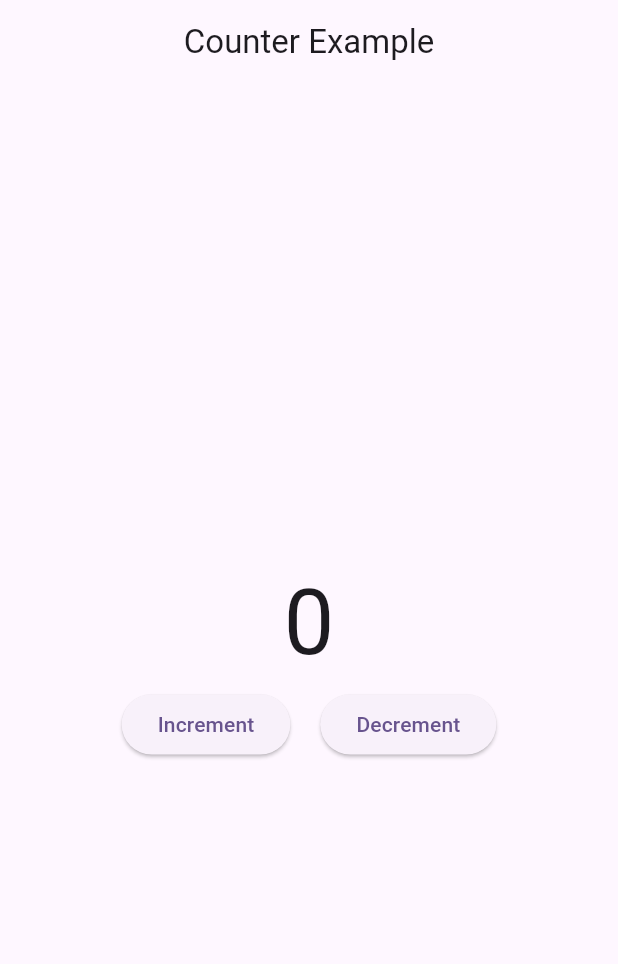
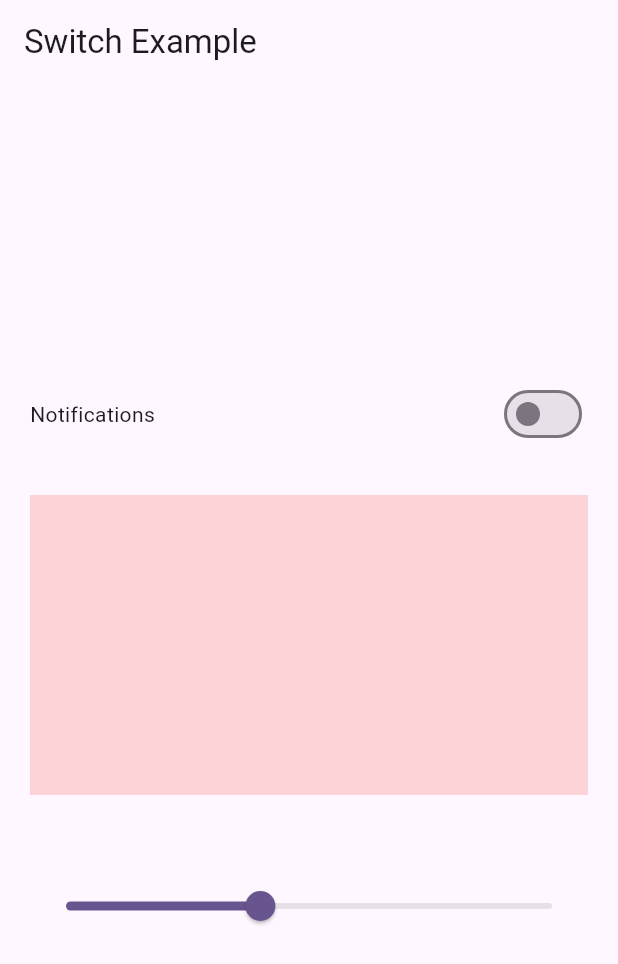
Before and after one commit to akshay21022003/bloc_state_management, a Flutter app: the screen it shows after launch, on a phone screen of 412 x 824 dp. Shown: the top 964 px of the screen. Run offline on Flutter 3.47's test engine with Material 2 defaults, Android fonts, the light colour scheme and no system bars; our stand-ins replace bloc, equatable, flutter_bloc.

Commit message:
complete switch bloc

```diff
--- /dev/null
+++ b/lib/bloc/switch/switch_bloc.dart
@@ -0,0 +1,14 @@
+import 'package:block_state_management/bloc/switch/switch_event.dart';
+import 'package:block_state_management/bloc/switch/switch_state.dart';
+import 'package:flutter_bloc/flutter_bloc.dart';
+
+class SwitchBloc extends Bloc<SwitchEvents,SwitchStates>{
+
+  SwitchBloc():super(SwitchStates()){
+    on<EnableOrDisableNotifications>(_EnableOrDisableNotifications);
+  }
+
+  void _EnableOrDisableNotifications(EnableOrDisableNotifications events, Emitter<SwitchStates> emit){
+    emit(state.copyWith(isSwitch: !state.isSwitch));
+  }
+}
--- /dev/null
+++ b/lib/bloc/switch/switch_event.dart
@@ -0,0 +1,10 @@
+import 'package:equatable/equatable.dart';
+
+abstract class SwitchEvents extends Equatable{
+SwitchEvents();
+
+@override
+List<Object> get props =>[];
+}
+
+class EnableOrDisableNotifications extends SwitchEvents{}
--- /dev/null
+++ b/lib/bloc/switch/switch_state.dart
@@ -0,0 +1,19 @@
+
+import 'package:equatable/equatable.dart';
+
+class SwitchStates extends Equatable{
+  bool isSwitch;
+
+  SwitchStates({
+    this.isSwitch=false
+  });
+
+  SwitchStates copyWith({bool? isSwitch}){
+    return SwitchStates(
+      isSwitch: isSwitch ?? this.isSwitch
+    );
+}
+
+  @override
+  List<Object> get props => [isSwitch];
+}
--- a/lib/main.dart
+++ b/lib/main.dart
@@ -1,5 +1,6 @@
 import 'package:block_state_management/bloc/counter/counter_bloc.dart';
-import 'package:block_state_management/ui/counter_screen.dart';
+import 'package:block_state_management/bloc/switch/switch_bloc.dart';
+import 'package:block_state_management/ui/switch/switch_screen.dart';
 import 'package:flutter/material.dart';
 import 'package:flutter_bloc/flutter_bloc.dart';
 
@@ -11,15 +12,18 @@ class MyApp extends StatelessWidget {
   const MyApp({super.key});
   @override
   Widget build(BuildContext context) {
-    return BlocProvider(
-      create: (_) => CounterBloc(),
+    return MultiBlocProvider(
+      providers: [
+        BlocProvider(create: (_) => CounterBloc()),
+         BlocProvider(create: (_) => SwitchBloc()),
+      ],
       child: MaterialApp(
             title: 'Flutter Demo',
             theme: ThemeData(
               colorScheme: ColorScheme.fromSeed(seedColor: Colors.deepPurple),
               useMaterial3: true,
             ),
-          home: const CounterScreen()),
+            home: const SwitchScreen())
       );
   }
 }
--- /dev/null
+++ b/lib/ui/switch/switch_screen.dart
@@ -0,0 +1,50 @@
+import 'package:block_state_management/bloc/switch/switch_bloc.dart';
+import 'package:block_state_management/bloc/switch/switch_event.dart';
+import 'package:block_state_management/bloc/switch/switch_state.dart';
+import 'package:flutter/material.dart';
+import 'package:flutter_bloc/flutter_bloc.dart';
+
+class SwitchScreen extends StatefulWidget {
+  const SwitchScreen({super.key});
+
+  @override
+  State<SwitchScreen> createState() => _SwitchScreenState();
+}
+
+class _SwitchScreenState extends State<SwitchScreen> {
+  @override
+  Widget build(BuildContext context) {
+    return Scaffold(
+        appBar: AppBar(
+          title: const Text('Switch Example'),
+        ),
+        body:  Padding(
+          padding: const EdgeInsets.symmetric(horizontal: 20),
+          child: Column(
+            mainAxisAlignment: MainAxisAlignment.center,
+            crossAxisAlignment: CrossAxisAlignment.center,
+            children: [
+              Row(
+                mainAxisAlignment: MainAxisAlignment.spaceBetween,
+                children: [
+                  const Text('Notifications'),
+                  BlocBuilder<SwitchBloc,SwitchStates>(
+                    builder: (context,state){
+                    return Switch(value: state.isSwitch, onChanged: (newValue){
+                      print(newValue);
+                      context.read<SwitchBloc>().add(EnableOrDisableNotifications());
+                    });
+                  }
+                  )
+              ],),
+              const SizedBox(height: 30,),
+              Container(
+                height: 200,
+                color: Colors.red.withOpacity(.2),
+              ),
+              const SizedBox(height: 50,),
+              Slider(value: .4, onChanged: (value){})
+          ]),
+        ));
+  }
+}
```
Also changed, not shown: lib/ui/counter/counter_screen.dart (renamed from lib/ui/counter_screen.dart). Lines whose indentation alone changed are shown as unchanged.
